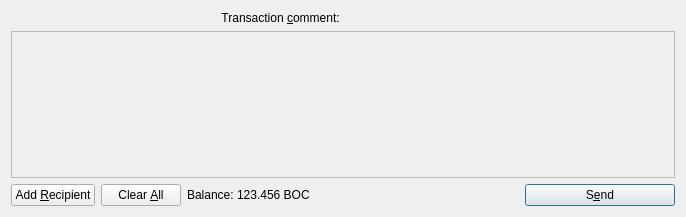
Bitblocks/bitblocks, file src/qt/forms/sendcoinsdialog.ui: the form before one commit.
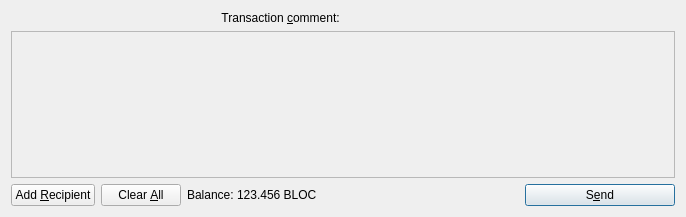
The form after the commit. Icons and pictures are not drawn. Custom widgets are drawn as their Qt base class.

The edit to the form file:
```diff
--- a/src/qt/forms/sendcoinsdialog.ui
+++ b/src/qt/forms/sendcoinsdialog.ui
@@ -158,7 +158,7 @@
           <cursorShape>IBeamCursor</cursorShape>
          </property>
          <property name="text">
-          <string>123.456 BOC</string>
+          <string>123.456 BLOC</string>
          </property>
          <property name="textInteractionFlags">
           <set>Qt::LinksAccessibleByMouse|Qt::TextSelectableByKeyboard|Qt::TextSelectableByMouse</set>
```
Left out of the diff: 8 changed lines with no effect on the pictures.
